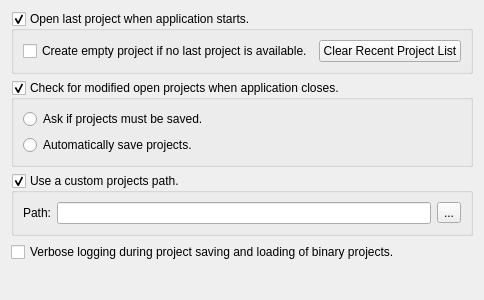
JPNaude/Qtilities, file src/ProjectManagement/source/ProjectManagementConfig.ui: the form before one commit.
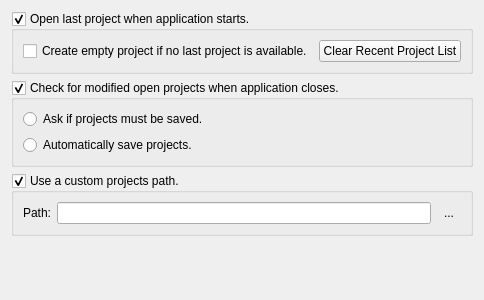
The form after the commit.

Commit message: Lots and lots of source code changes. This is going to break a few things if you are building against the master branch: - Plugins will break since IPlugin uses new VerisonInformation class. - IExportable changed alot, thus you will need to change all classes implementing this interface.

The edit to the form file:
```diff
--- a/src/ProjectManagement/source/ProjectManagementConfig.ui
+++ b/src/ProjectManagement/source/ProjectManagementConfig.ui
@@ -106,21 +106,14 @@
         <property name="text">
          <string>...</string>
         </property>
+        <property name="autoRaise">
+         <bool>true</bool>
+        </property>
        </widget>
       </item>
      </layout>
     </widget>
    </item>
-   <item>
-    <widget class="QCheckBox" name="checkVerboseLogging">
-     <property name="toolTip">
-      <string>This setting enables verbose logging output during project loading and saving operations. This provides detailed information about the saving and loading processes, but it comes at the cost of slower saving and loading.</string>
-     </property>
-     <property name="text">
-      <string>Verbose logging during project saving and loading of binary projects.</string>
-     </property>
-    </widget>
-   </item>
    <item>
     <spacer name="verticalSpacer">
      <property name="orientation">
```
Left out of the diff: 1 changed line with no effect on the pictures. The commit also changes 109 other files.
